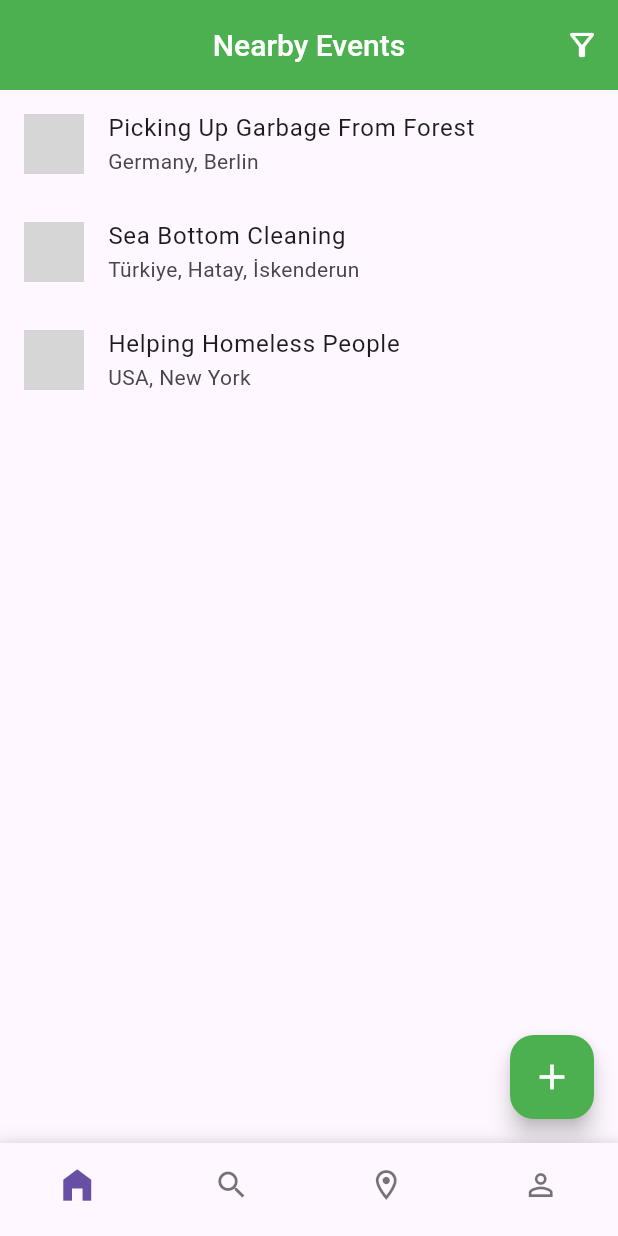
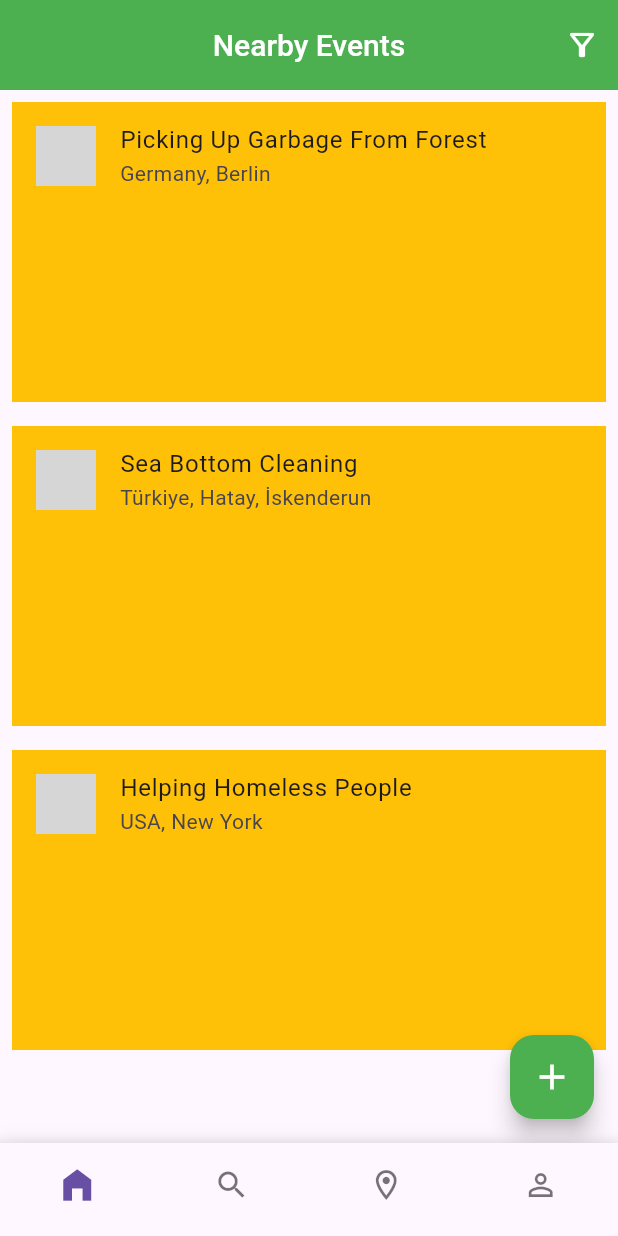
Before and after one commit to behzodfaiziev/custodians-gsc, a Flutter app: the screen it shows after launch, after a tap on "Sign In", on a phone screen of 412 x 824 dp. Run offline on Flutter 3.47's test engine with Material 3 defaults, Android fonts, the phone set to English and light mode, and no system bars; our stand-ins replace file_picker, permission_handler; network calls fail; grey boxes are pictures that could not be loaded.

Commit message:
oto_update

```diff
--- a/lib/features/feed/service/feed_service.dart
+++ b/lib/features/feed/service/feed_service.dart
@@ -40,7 +40,7 @@ class FeedService {
         description: 'Description 3',
         location: 'USA, New York',
         date: DateTime.now().toIso8601String(),
-        imageUrl: 'https://picsum.photos/200/300',
+        imageUrl: 'https://picsum.photos/200/300',// istedigin resim eklenebilir
         createdBy: 'User 3',
         createdDate: DateTime.now().toIso8601String(),
         currentPeople: 3,
--- a/lib/features/report/views/report_details/report_details_view.dart
+++ b/lib/features/report/views/report_details/report_details_view.dart
@@ -1,3 +1,4 @@
+import 'package:custodians/core/widgets/app_bar/base_app_bar.dart';
 import 'package:flutter/material.dart';
 
 import '../../../../product/models/report/report_model.dart';
@@ -9,6 +10,8 @@ class ReportDetailsView extends StatelessWidget {
 
   @override
   Widget build(BuildContext context) {
-    return const Scaffold();
+    return  Scaffold(
+      appBar: BaseAppBar(title: report.title??''),//ozellikleri buradan gonder
+    );
   }
 }
--- a/lib/product/components/report_tile/report_tile.dart
+++ b/lib/product/components/report_tile/report_tile.dart
@@ -16,12 +16,14 @@ class ReportTile extends StatelessWidget {
   Widget build(BuildContext context) {
     return GestureDetector(
       onTap: onTap,
-      child: ListTile(
-        leading: CircleAvatar(
-          backgroundImage: NetworkImage(report.imageUrl ?? ''),
+      child: Container(height: 200,color: Colors.amber,margin: EdgeInsets.all(8),//ui burada duzenle
+        child: ListTile(
+          leading: CircleAvatar(
+            backgroundImage: NetworkImage(report.imageUrl ?? ''),
+          ),
+          title: Text(report.title ?? ''),
+          subtitle: Text(report.location ?? ''),
         ),
-        title: Text(report.title ?? ''),
-        subtitle: Text(report.location ?? ''),
       ),
     );
   }
```
Also changed, not shown: pubspec.lock, 8 other files.
